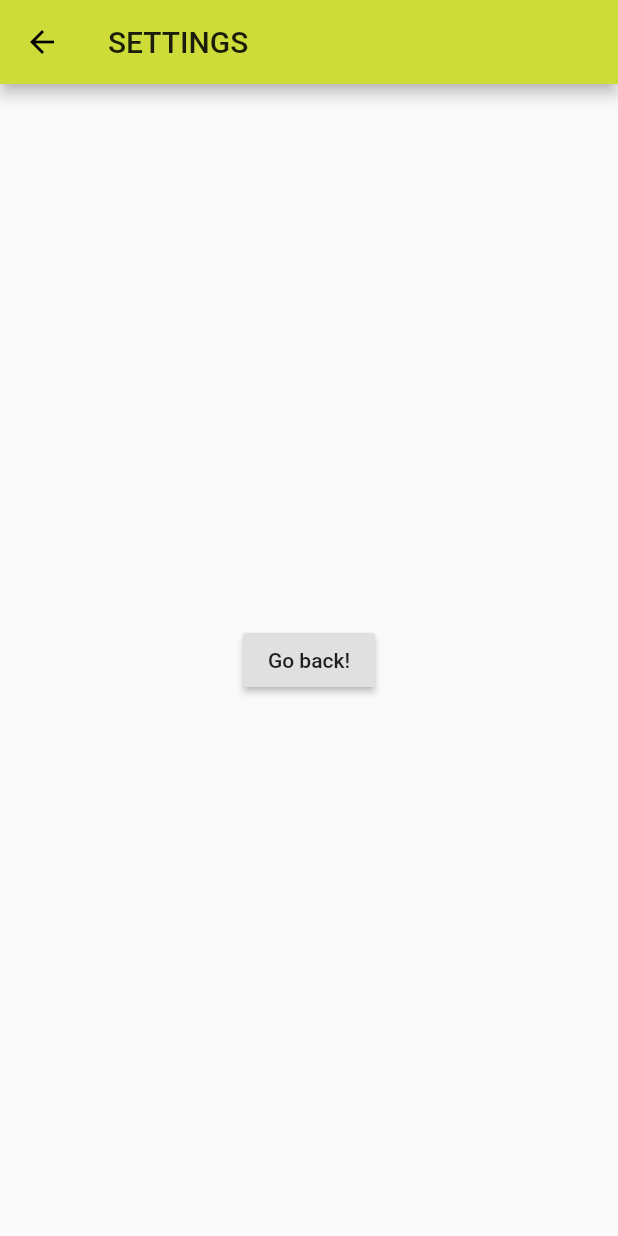
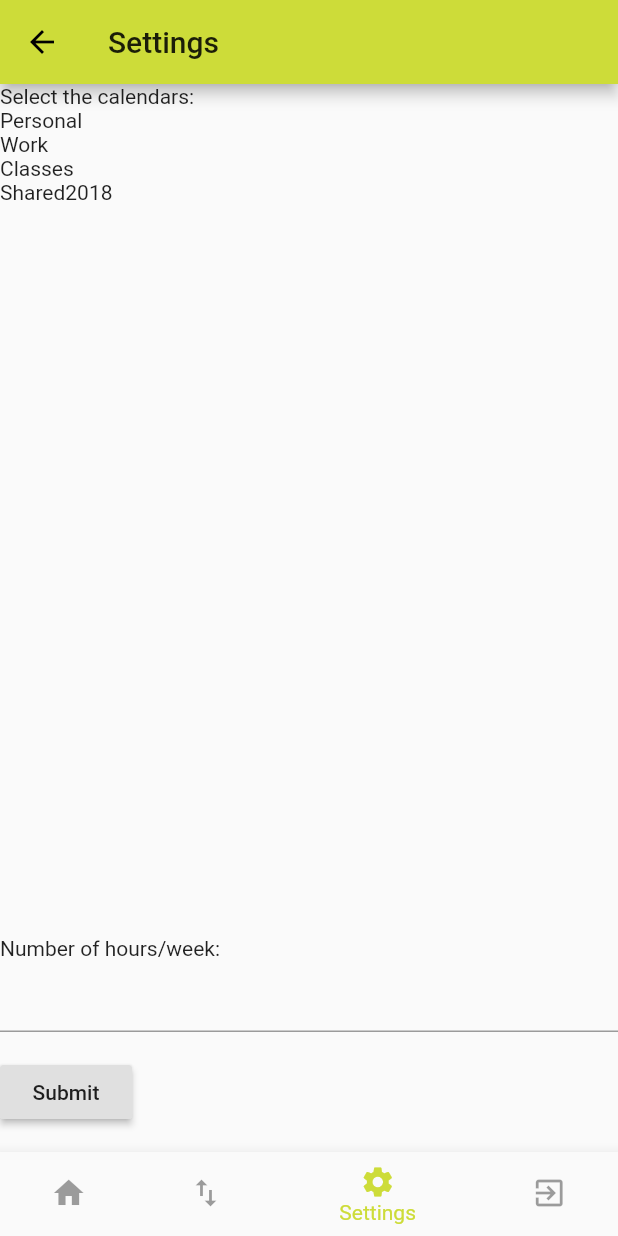
Before and after one commit to ijusto/plus_time, a Flutter app: the Settings screen opened by its route, on a phone screen of 412 x 824 dp. Run offline on Flutter 3.47's test engine with Material 2 defaults, Android fonts, the phone set to English and light mode, and no system bars; our stand-ins replace local_auth, location; missing offline and left inert: barcode_scan, device_calendar; accounts and stored records are empty; Roboto replaces fonts that are missing (Hind, Merriweather).

Commit message:
Many many things

```diff
--- a/plus_time/lib/settings.dart
+++ b/plus_time/lib/settings.dart
@@ -1,21 +1,118 @@
+import 'package:device_calendar/device_calendar.dart';
 import 'package:flutter/material.dart';
 
-class Settings extends StatelessWidget {
+class Settings extends StatefulWidget {
+  List<String> calendarsNames = ["Personal", "Work", "Classes", "Shared2018"];  // shh, it's a cheat
+
+  @override
+  SettingsState createState() => SettingsState();
+}
+
+// Create a corresponding State class.
+// This class holds data related to the form.
+class SettingsState extends State<Settings> {
+  // Create a global key that uniquely identifies the Form widget
+  // and allows validation of the form.
+  //
+  // Note: This is a GlobalKey<FormState>,
+  // not a GlobalKey<MyCustomFormState>.
+  final _formKey = GlobalKey<FormState>();
+
   @override
   Widget build(BuildContext context) {
+     int _selectedIndex = 2;
+
+    void _onItemTapped(int index) {
+      setState(() {
+        _selectedIndex = index;
+        print("Selected index is $_selectedIndex");
+        switch (_selectedIndex) {
+          case 0:   // Home
+            Navigator.pushNamed(context, '/');
+            break;
+          case 1:   // Import/export
+            Navigator.pushNamed(context, '/qrModule');
+            break;
+          case 2:   // Settings
+            Navigator.pushNamed(context, '/settings');
+            break;
+          case 3:   // Logout
+            Navigator.pushNamed(context, '/login');
+            break;
+        }
+      });
+    }
+
     return Scaffold(
         appBar: AppBar(
-        title: Text("SETTINGS"),
+          title: Text("Settings"),
         ),
         body: Center(
+            child: Form(
+          key: _formKey,
+          child: Column(
+            crossAxisAlignment: CrossAxisAlignment.start,
+            children: <Widget>[
+              Text('Select the calendars:'),
+               Expanded (
+                 child: ListView.builder (
+                  itemCount: widget.calendarsNames.length,
+                  itemBuilder: (BuildContext ctxt, int Index) {
+                    return new Text(widget.calendarsNames[Index]);
+                  }
+               ),
+               ),
+              Text('Number of hours/week:'),
+              TextFormField(
+                validator: (value) {
+                  if (value.isEmpty) {
+                    return 'Please enter some text';
+                  }
+                  return null;
+                },
+              ),
+              Padding(
+                padding: const EdgeInsets.symmetric(vertical: 16.0),
                 child: RaisedButton(
                   onPressed: () {
-            // Navigate back to the first screen by popping the current route
-            // off the stack.
-            Navigator.pop(context);
+                    // Validate returns true if the form is valid, or false
+                    // otherwise.
+                    if (_formKey.currentState.validate()) {
+                      // If the form is valid, display a Snackbar.
+                      Scaffold.of(context).showSnackBar(
+                          SnackBar(content: Text('Processing Data')));
+                    }
                   },
-          child: Text('Go back!'),
+                  child: Text('Submit'),
                 ),
+              ),
+            ],
+          ),
+        )),
+
+          bottomNavigationBar: BottomNavigationBar(
+        items: const <BottomNavigationBarItem>[
+          BottomNavigationBarItem(
+            icon: Icon(Icons.home),
+            title: Text('Home'),
+          ),
+          BottomNavigationBarItem(
+            icon: Icon(Icons.import_export),
+            title: Text('Import/export'),
+          ),
+          BottomNavigationBarItem(
+            icon: Icon(Icons.settings),
+            title: Text('Settings'),
+          ),
+          BottomNavigationBarItem(
+            icon: Icon(Icons.exit_to_app),
+            title: Text('Logout'),
+          ),
+        ],
+        currentIndex: _selectedIndex,
+        selectedItemColor: Theme.of(context).primaryColor,
+        unselectedItemColor: Theme.of(context).disabledColor,
+        onTap: _onItemTapped,
       ),
         );
   }
```
Also changed, not shown: plus_time/lib/add_event.dart (added, +57 -0 lines), plus_time/lib/biom_auth.dart (+4 -9 lines), plus_time/lib/details.dart (deleted, +0 -22 lines), plus_time/lib/home.dart (+10 -14 lines), plus_time/lib/main.dart (+5 -4 lines), plus_time/lib/qrcode.dart (+56 -5 lines). Lines whose indentation alone changed are shown as unchanged.
